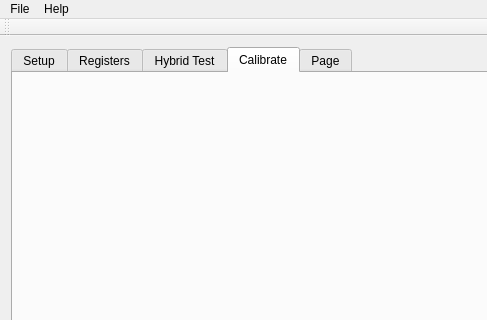
Above: GUI/View/mainview.ui from tristandupree/Ph2_ACF before the change; both pictures show x 0 to 487 and y 0 to 320 of the 845 by 666 pixel window. Below: the same form after it.
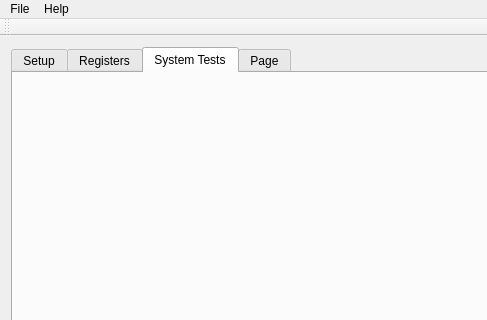
That is the form after the change.

Commit message: initialised Cm Test

The edit to the form file:
```diff
--- a/GUI/View/mainview.ui
+++ b/GUI/View/mainview.ui
@@ -18,7 +18,7 @@
     <item>
      <widget class="QTabWidget" name="tabMainView">
       <property name="currentIndex">
-       <number>3</number>
+       <number>2</number>
       </property>
       <widget class="QWidget" name="tabSetup">
        <attribute name="title">
@@ -42,7 +42,7 @@
       </widget>
       <widget class="QWidget" name="tabHybridTest">
        <attribute name="title">
-        <string>Hybrid Test</string>
+        <string>System Tests</string>
        </attribute>
        <layout class="QVBoxLayout" name="verticalLayout_4">
         <item>
@@ -50,16 +50,6 @@
         </item>
        </layout>
       </widget>
-      <widget class="QWidget" name="tabCalibrate">
-       <attribute name="title">
-        <string>Calibrate</string>
-       </attribute>
-       <layout class="QVBoxLayout" name="verticalLayout_6">
-        <item>
-         <layout class="QVBoxLayout" name="loCalibrate"/>
-        </item>
-       </layout>
-      </widget>
       <widget class="QWidget" name="tabTBrowser">
        <attribute name="title">
         <string>Page</string>
```
The commit also changes 25 other files.
